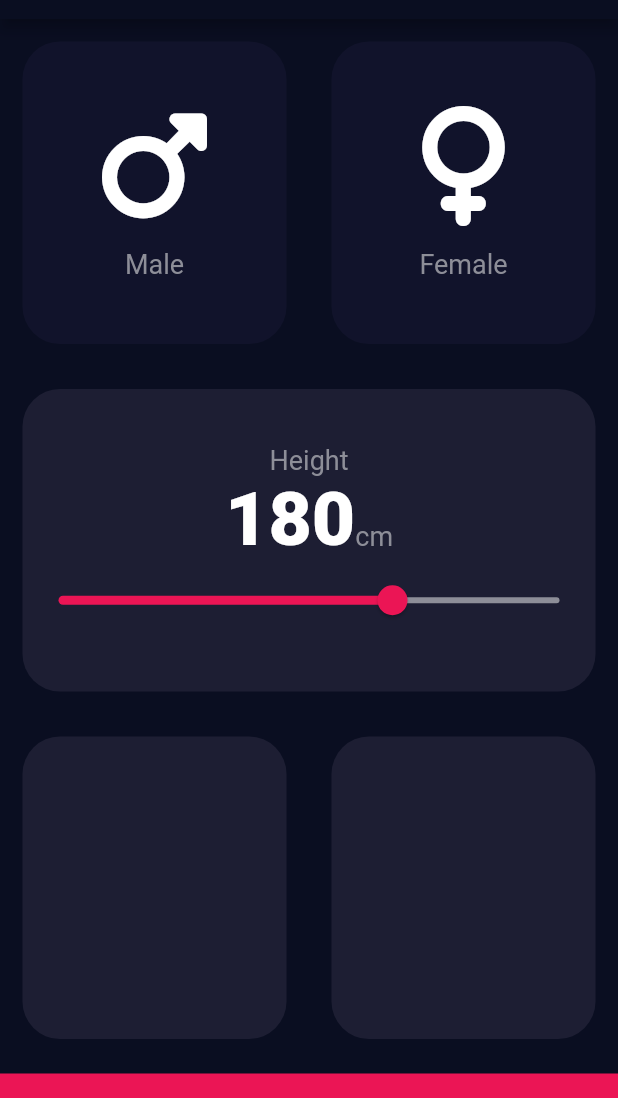
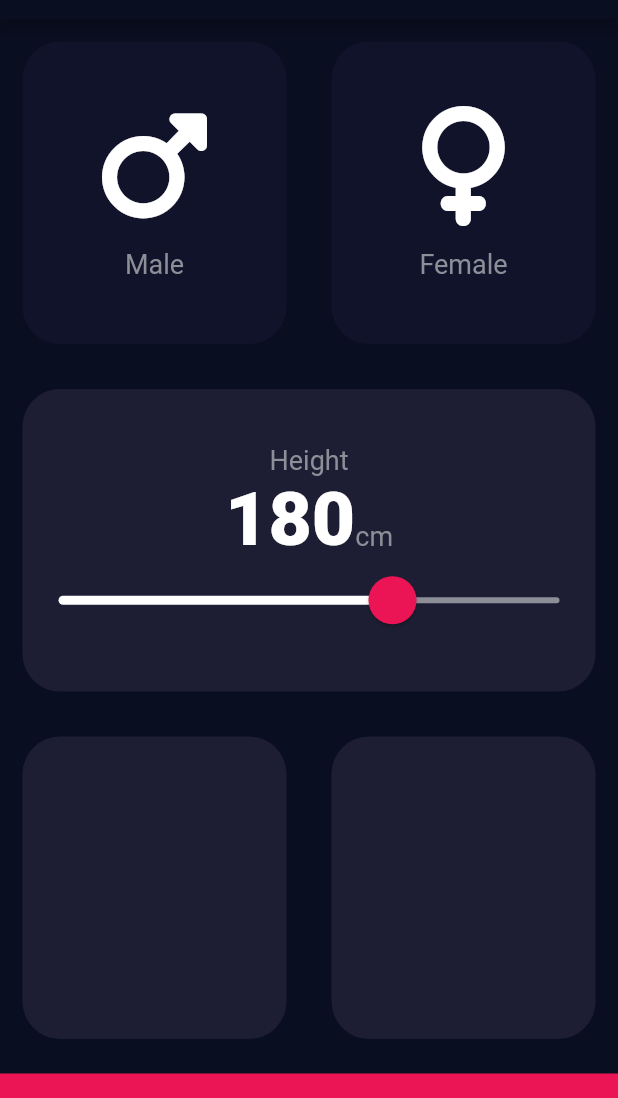
Before and after one commit to skudu95/BMI_Calculator_Flutter, a Flutter app: the screen it shows after launch, on a phone screen of 412 x 824 dp, the part 65-1163 px from its top. Run offline on Flutter 3.47's test engine with Material 2 defaults, Android fonts, the phone set to English and light mode, and no system bars; our stand-ins replace font_awesome_flutter.

Commit message:
Slider customisations

```diff
--- a/lib/constants.dart
+++ b/lib/constants.dart
@@ -6,6 +6,7 @@ const kBottomContainerColor = Color(0xFFEB1555);
 const kInactiveCardColor = Color(0xFF11132B);
 const kSliderActiveColor = Color(0xFFEB1555);
 const kSliderInActiveColor = Color(0xFF8D8E98);
+const kOverlayThumbColor = Color(0x29EB1555);
 
 const kLabelTextStyle = TextStyle(
   fontSize: 18.0,
--- a/lib/input_page.dart
+++ b/lib/input_page.dart
@@ -113,17 +113,26 @@ class _InputPageState extends State<InputPage> {
                       ),
                     ],
                   ),
-                  Slider(
+                  SliderTheme(
+                    data: SliderTheme.of(context).copyWith(
+                        thumbColor: kBottomContainerColor,
+                        overlayColor: kBottomContainerColor,
+                        activeTrackColor: Colors.white,
+                        thumbShape:
+                            RoundSliderThumbShape(enabledThumbRadius: 16.0),
+                        overlayShape:
+                            RoundSliderOverlayShape(overlayRadius: 24.0)),
+                    child: Slider(
                       value: height.toDouble(),
                       min: 100.0,
                       max: 220.0,
-                    activeColor: kSliderActiveColor,
                       inactiveColor: kSliderInActiveColor,
                       onChanged: (double value) {
                         setState(() {
                           height = value.round();
                         });
                       },
+                    ),
                   ),
                 ],
               ),
```
Lines whose indentation alone changed are shown as unchanged.
